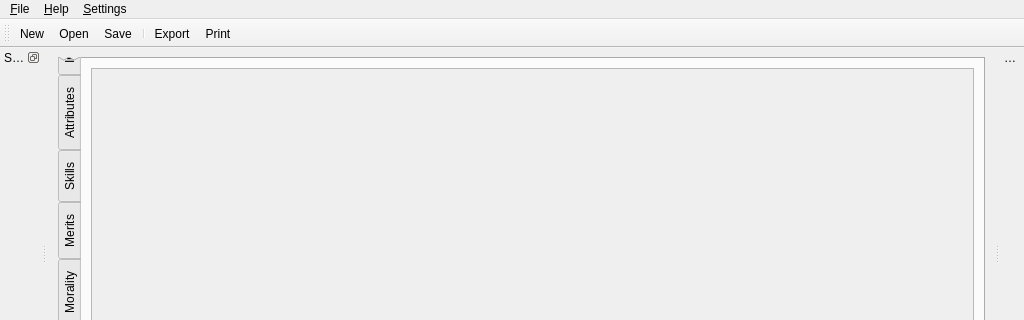
This is ui/MainWindow.ui in Kamduis/SoulCreator as Qt 5 draws it before an edit; both pictures show x 0 to 1024 and y 0 to 320 of the 1024 by 479 pixel window. The edited form follows.
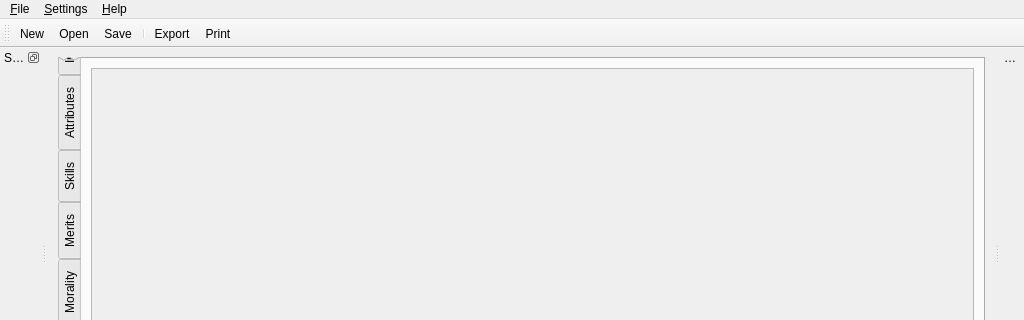
This is the edited form. The open tabs and pages were chosen to show the change. Icons and pictures are not drawn.

```diff
--- a/ui/MainWindow.ui
+++ b/ui/MainWindow.ui
@@ -409,8 +409,8 @@
     <addaction name="actionSettings"/>
    </widget>
    <addaction name="menuFile"/>
-   <addaction name="menuAbout"/>
    <addaction name="menuConfiguration"/>
+   <addaction name="menuAbout"/>
   </widget>
   <widget class="QStatusBar" name="statusbar"/>
   <widget class="QDockWidget" name="dockWidget_advantages">
```
Left out of the diff: 86 changed lines with no effect on the pictures. Lines whose indentation alone changed are shown as unchanged.
